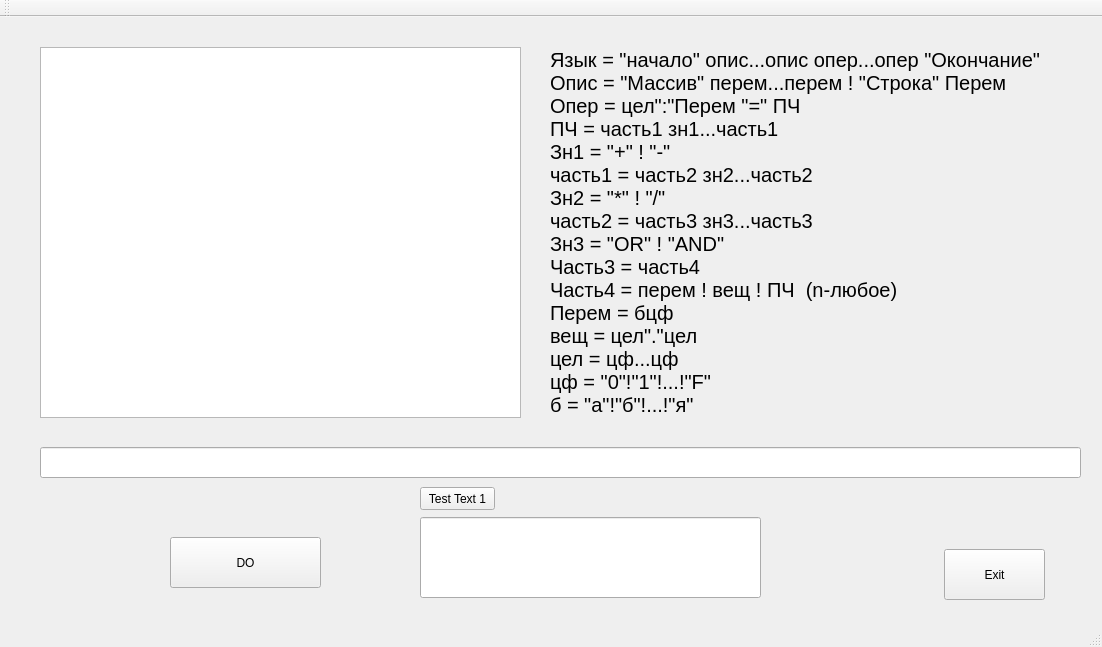
Old version of the form KorCurseQt/mainwindow.ui in the repository Blodimir/KorgCourseWork.
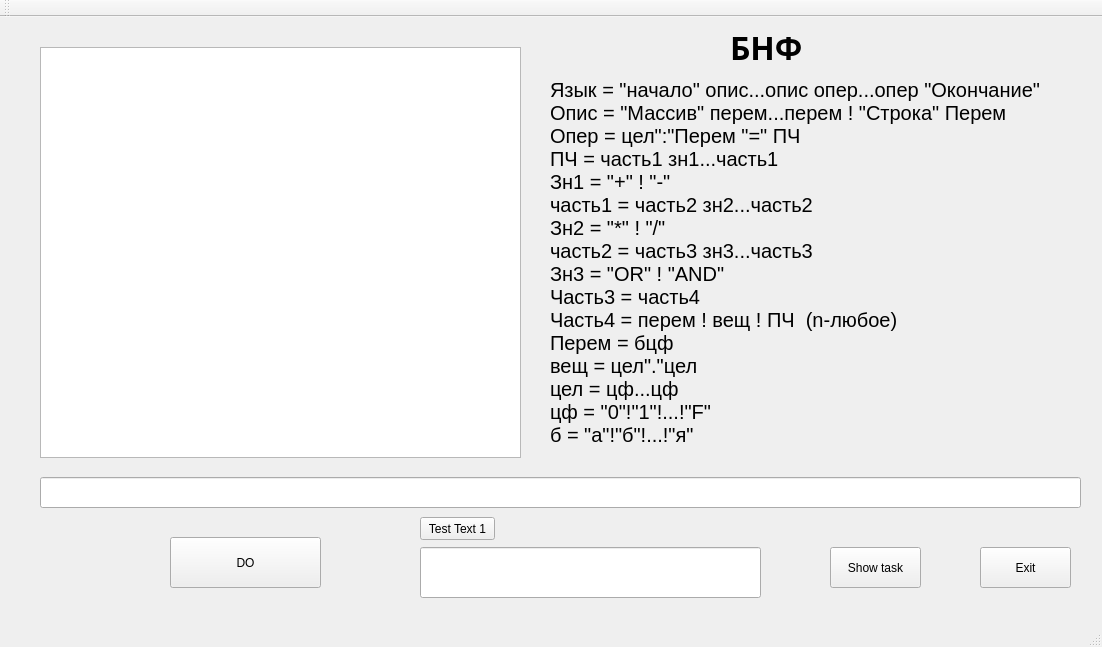
New version of the form.

Commit message: add resourse file and button "show task" in main form.

What changed in the file:
```diff
--- a/KorCurseQt/mainwindow.ui
+++ b/KorCurseQt/mainwindow.ui
@@ -18,9 +18,9 @@
     <property name="geometry">
      <rect>
       <x>550</x>
-      <y>10</y>
+      <y>50</y>
       <width>501</width>
-      <height>411</height>
+      <height>391</height>
      </rect>
     </property>
     <property name="font">
@@ -63,10 +63,10 @@
    <widget class="QPushButton" name="pushButton">
     <property name="geometry">
      <rect>
-      <x>944</x>
-      <y>532</y>
-      <width>101</width>
-      <height>51</height>
+      <x>980</x>
+      <y>530</y>
+      <width>91</width>
+      <height>41</height>
      </rect>
     </property>
     <property name="text">
@@ -77,7 +77,7 @@
     <property name="geometry">
      <rect>
       <x>40</x>
-      <y>430</y>
+      <y>460</y>
       <width>1041</width>
       <height>31</height>
      </rect>
@@ -93,9 +93,9 @@
     <property name="geometry">
      <rect>
       <x>420</x>
-      <y>500</y>
+      <y>530</y>
       <width>341</width>
-      <height>81</height>
+      <height>51</height>
      </rect>
     </property>
    </widget>
@@ -105,7 +105,7 @@
       <x>40</x>
       <y>30</y>
       <width>481</width>
-      <height>371</height>
+      <height>411</height>
      </rect>
     </property>
    </widget>
@@ -113,7 +113,7 @@
     <property name="geometry">
      <rect>
       <x>420</x>
-      <y>470</y>
+      <y>500</y>
       <width>75</width>
       <height>23</height>
      </rect>
@@ -122,6 +122,40 @@
      <string>Test Text 1</string>
     </property>
    </widget>
+   <widget class="QLabel" name="label_2">
+    <property name="geometry">
+     <rect>
+      <x>730</x>
+      <y>10</y>
+      <width>71</width>
+      <height>41</height>
+     </rect>
+    </property>
+    <property name="font">
+     <font>
+      <family>Minion Pro SmBd</family>
+      <pointsize>24</pointsize>
+      <weight>75</weight>
+      <bold>true</bold>
+     </font>
+    </property>
+    <property name="text">
+     <string>БНФ</string>
+    </property>
+   </widget>
+   <widget class="QPushButton" name="pushButton_4">
+    <property name="geometry">
+     <rect>
+      <x>830</x>
+      <y>530</y>
+      <width>91</width>
+      <height>41</height>
+     </rect>
+    </property>
+    <property name="text">
+     <string>Show task</string>
+    </property>
+   </widget>
   </widget>
   <widget class="QMenuBar" name="menuBar">
    <property name="geometry">
```
The commit also changes 9 other files.
